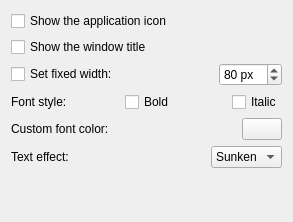
bulldog98/applicationname-plasmoid, file package/contents/ui/config.ui: the form before one commit.
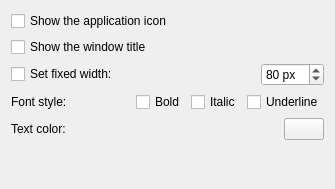
The form after the commit. Custom widgets are drawn as their Qt base class.

Commit message: Drop the Frame element to fix the plasmoid height Add the underline text setting

The edit to the form file:
```diff
--- a/package/contents/ui/config.ui
+++ b/package/contents/ui/config.ui
@@ -6,8 +6,8 @@
    <rect>
     <x>0</x>
     <y>0</y>
-    <width>293</width>
-    <height>222</height>
+    <width>335</width>
+    <height>189</height>
    </rect>
   </property>
   <property name="windowTitle">
@@ -100,19 +100,6 @@
        </property>
       </widget>
      </item>
-     <item>
-      <spacer name="horizontalSpacer_2">
-       <property name="orientation">
-        <enum>Qt::Horizontal</enum>
-       </property>
-       <property name="sizeHint" stdset="0">
-        <size>
-         <width>40</width>
-         <height>20</height>
-        </size>
-       </property>
-      </spacer>
-     </item>
      <item>
       <widget class="QCheckBox" name="kcfg_italic">
        <property name="text">
@@ -120,6 +107,13 @@
        </property>
       </widget>
      </item>
+     <item>
+      <widget class="QCheckBox" name="kcfg_underline">
+       <property name="text">
+        <string>Underline</string>
+       </property>
+      </widget>
+     </item>
     </layout>
    </item>
    <item>
@@ -127,7 +121,7 @@
      <item>
       <widget class="QLabel" name="label_2">
        <property name="text">
-        <string>Custom font color:</string>
+        <string>Text color:</string>
        </property>
       </widget>
      </item>
@@ -156,52 +150,6 @@
      </item>
     </layout>
    </item>
-   <item>
-    <layout class="QHBoxLayout" name="horizontalLayout_4">
-     <item>
-      <widget class="QLabel" name="label_3">
-       <property name="text">
-        <string>Text effect:</string>
-       </property>
-      </widget>
-     </item>
-     <item>
-      <spacer name="horizontalSpacer_5">
-       <property name="orientation">
-        <enum>Qt::Horizontal</enum>
-       </property>
-       <property name="sizeHint" stdset="0">
-        <size>
-         <width>40</width>
-         <height>20</height>
-        </size>
-       </property>
-      </spacer>
-     </item>
-     <item>
-      <widget class="QComboBox" name="kcfg_effect">
-       <property name="currentIndex">
-        <number>2</number>
-       </property>
-       <item>
-        <property name="text">
-         <string notr="true">Plain</string>
-        </property>
-       </item>
-       <item>
-        <property name="text">
-         <string notr="true">Raised</string>
-        </property>
-       </item>
-       <item>
-        <property name="text">
-         <string notr="true">Sunken</string>
-        </property>
-       </item>
-      </widget>
-     </item>
-    </layout>
-   </item>
    <item>
     <spacer name="verticalSpacer">
      <property name="orientation">
```
The commit also changes 3 other files.
